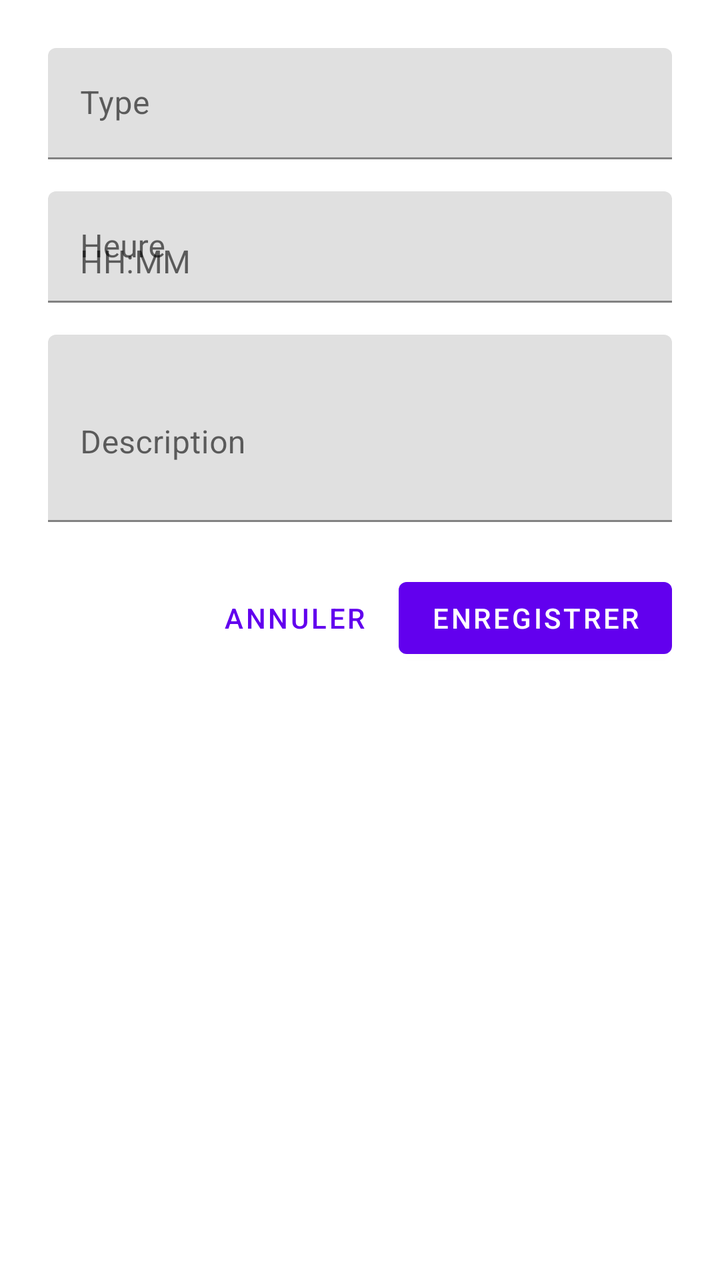
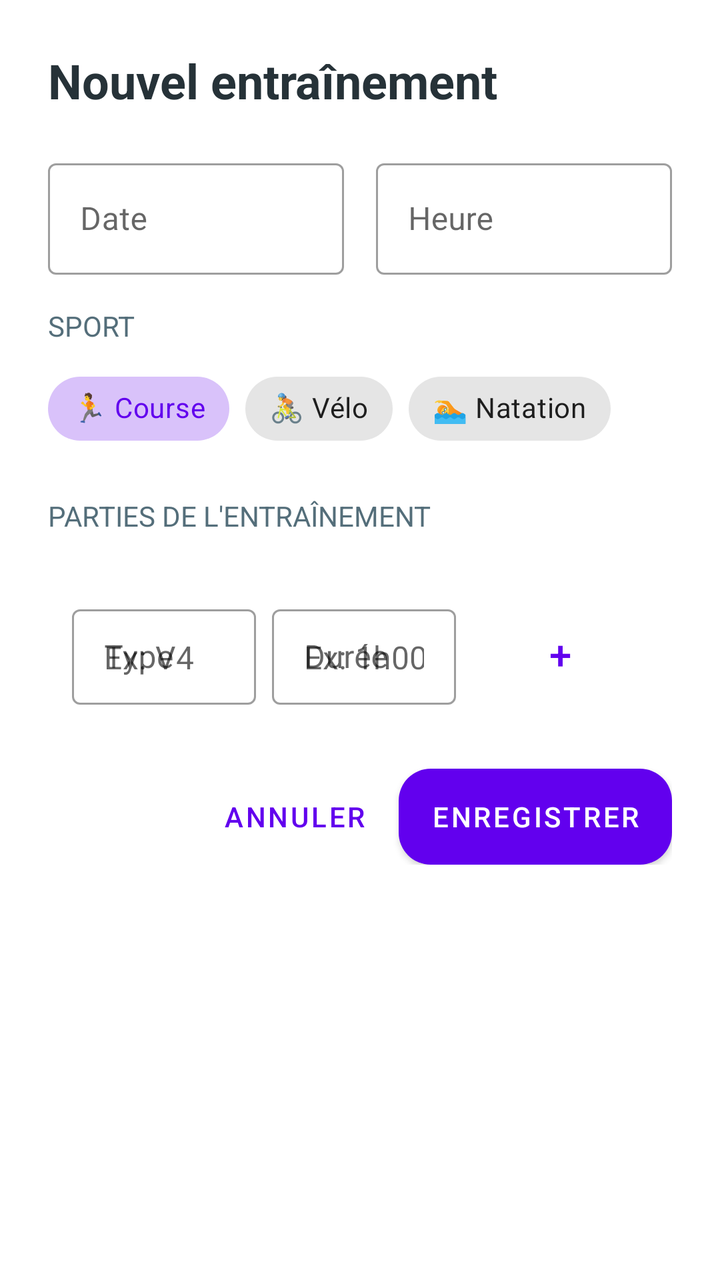

Two renders of the same Android screen: before a commit and after it. Below are the layout's source before the change and the commit's diff.
<!-- AndroidManifest.xml: application theme Theme.TriPrepApp -->
<!-- res/layout/dialog_add_training.xml -->
<?xml version="1.0" encoding="utf-8"?>
<LinearLayout xmlns:android="http://schemas.android.com/apk/res/android"
    android:layout_width="match_parent"
    android:layout_height="wrap_content"
    android:orientation="vertical"
    android:padding="24dp">

    <com.google.android.material.textfield.TextInputLayout
        android:layout_width="match_parent"
        android:layout_height="wrap_content"
        android:hint="@string/training_type">

        <com.google.android.material.textfield.TextInputEditText
            android:id="@+id/typeInput"
            android:layout_width="match_parent"
            android:layout_height="wrap_content"/>
    </com.google.android.material.textfield.TextInputLayout>

    <com.google.android.material.textfield.TextInputLayout
        android:layout_width="match_parent"
        android:layout_height="wrap_content"
        android:layout_marginTop="16dp"
        android:hint="@string/training_time">

        <com.google.android.material.textfield.TextInputEditText
            android:id="@+id/timeInput"
            android:layout_width="match_parent"
            android:layout_height="wrap_content"
            android:hint="HH:MM"/>
    </com.google.android.material.textfield.TextInputLayout>

    <com.google.android.material.textfield.TextInputLayout
        android:layout_width="match_parent"
        android:layout_height="wrap_content"
        android:layout_marginTop="16dp"
        android:hint="@string/training_description">

        <com.google.android.material.textfield.TextInputEditText
            android:id="@+id/descriptionInput"
            android:layout_width="match_parent"
            android:layout_height="wrap_content"
            android:minLines="3"/>
    </com.google.android.material.textfield.TextInputLayout>

    <LinearLayout
        android:layout_width="match_parent"
        android:layout_height="wrap_content"
        android:orientation="horizontal"
        android:layout_marginTop="24dp"
        android:gravity="end">

        <com.google.android.material.button.MaterialButton
            android:id="@+id/cancelButton"
            android:layout_width="wrap_content"
            android:layout_height="wrap_content"
            android:text="@string/cancel"
            style="@style/Widget.MaterialComponents.Button.TextButton"/>

        <com.google.android.material.button.MaterialButton
            android:id="@+id/saveButton"
            android:layout_width="wrap_content"
            android:layout_height="wrap_content"
            android:text="@string/save"
            android:layout_marginStart="8dp"/>
    </LinearLayout>

</LinearLayout>
<!-- resources referenced by this layout -->
<resources>
  <string name="cancel">Annuler</string>
  <string name="save">Enregistrer</string>
  <string name="training_description">Description</string>
  <string name="training_time">Heure</string>
  <string name="training_type">Type</string>
  <style name="Theme.TriPrepApp" parent="Theme.MaterialComponents.DayNight.DarkActionBar">
          <item name="colorPrimary">@color/purple_500</item>
          <item name="colorPrimaryVariant">@color/purple_700</item>
          <item name="colorOnPrimary">@color/white</item>
          <item name="colorSecondary">@color/teal_200</item>
          <item name="colorSecondaryVariant">@color/teal_700</item>
          <item name="colorOnSecondary">@color/black</item>
          <item name="android:statusBarColor">?attr/colorPrimaryVariant</item>
      </style>
  <color name="purple_500">#FF6200EE</color>
  <color name="purple_700">#FF3700B3</color>
  <color name="white">#FFFFFFFF</color>
  <color name="teal_200">#FF03DAC5</color>
  <color name="teal_700">#FF018786</color>
  <color name="black">#FF000000</color>
</resources>

<!-- the commit's change to res/layout/dialog_add_training.xml (unified diff, before → after) -->
@@ -1,67 +1,205 @@
 <?xml version="1.0" encoding="utf-8"?>
-<LinearLayout xmlns:android="http://schemas.android.com/apk/res/android"
+<ScrollView xmlns:android="http://schemas.android.com/apk/res/android"
+    xmlns:app="http://schemas.android.com/apk/res-auto"
     android:layout_width="match_parent"
     android:layout_height="wrap_content"
-    android:orientation="vertical"
-    android:padding="24dp">
-
-    <com.google.android.material.textfield.TextInputLayout
-        android:layout_width="match_parent"
-        android:layout_height="wrap_content"
-        android:hint="@string/training_type">
-
-        <com.google.android.material.textfield.TextInputEditText
-            android:id="@+id/typeInput"
-            android:layout_width="match_parent"
-            android:layout_height="wrap_content"/>
-    </com.google.android.material.textfield.TextInputLayout>
-
-    <com.google.android.material.textfield.TextInputLayout
-        android:layout_width="match_parent"
-        android:layout_height="wrap_content"
-        android:layout_marginTop="16dp"
-        android:hint="@string/training_time">
-
-        <com.google.android.material.textfield.TextInputEditText
-            android:id="@+id/timeInput"
-            android:layout_width="match_parent"
-            android:layout_height="wrap_content"
-            android:hint="HH:MM"/>
-    </com.google.android.material.textfield.TextInputLayout>
-
-    <com.google.android.material.textfield.TextInputLayout
-        android:layout_width="match_parent"
-        android:layout_height="wrap_content"
-        android:layout_marginTop="16dp"
-        android:hint="@string/training_description">
-
-        <com.google.android.material.textfield.TextInputEditText
-            android:id="@+id/descriptionInput"
-            android:layout_width="match_parent"
-            android:layout_height="wrap_content"
-            android:minLines="3"/>
-    </com.google.android.material.textfield.TextInputLayout>
+    android:background="@drawable/bg_glass_card">
 
     <LinearLayout
         android:layout_width="match_parent"
         android:layout_height="wrap_content"
-        android:orientation="horizontal"
-        android:layout_marginTop="24dp"
-        android:gravity="end">
-
-        <com.google.android.material.button.MaterialButton
-            android:id="@+id/cancelButton"
+        android:orientation="vertical"
+        android:padding="24dp">
+
+        <TextView
             android:layout_width="wrap_content"
             android:layout_height="wrap_content"
-            android:text="@string/cancel"
-            style="@style/Widget.MaterialComponents.Button.TextButton"/>
-
-        <com.google.android.material.button.MaterialButton
-            android:id="@+id/saveButton"
+            android:text="Nouvel entraînement"
+            android:textSize="24sp"
+            android:textStyle="bold"
+            android:textColor="@color/text_primary"
+            android:layout_marginBottom="20dp"/>
+
+        
+        <LinearLayout
+            android:layout_width="match_parent"
+            android:layout_height="wrap_content"
+            android:orientation="horizontal"
+            android:layout_marginBottom="16dp">
+
+            <com.google.android.material.textfield.TextInputLayout
+                android:id="@+id/dateInputLayout"
+                android:layout_width="0dp"
+                android:layout_height="wrap_content"
+                android:layout_weight="1"
+                android:hint="Date"
+                android:layout_marginEnd="8dp"
+                style="@style/Widget.MaterialComponents.TextInputLayout.OutlinedBox">
+
+                <com.google.android.material.textfield.TextInputEditText
+                    android:id="@+id/dateInput"
+                    android:layout_width="match_parent"
+                    android:layout_height="wrap_content"
+                    android:focusable="false"
+                    android:clickable="true"
+                    android:inputType="none"/>
+            </com.google.android.material.textfield.TextInputLayout>
+
+            <com.google.android.material.textfield.TextInputLayout
+                android:id="@+id/timeInputLayout"
+                android:layout_width="0dp"
+                android:layout_height="wrap_content"
+                android:layout_weight="1"
+                android:hint="Heure"
+                android:layout_marginStart="8dp"
+                style="@style/Widget.MaterialComponents.TextInputLayout.OutlinedBox">
+
+                <com.google.android.material.textfield.TextInputEditText
+                    android:id="@+id/timeInput"
+                    android:layout_width="match_parent"
+                    android:layout_height="wrap_content"
+                    android:focusable="false"
+                    android:clickable="true"
+                    android:inputType="none"/>
+            </com.google.android.material.textfield.TextInputLayout>
+        </LinearLayout>
+
+        
+        <TextView
             android:layout_width="wrap_content"
             android:layout_height="wrap_content"
-            android:text="@string/save"
-            android:layout_marginStart="8dp"/>
+            android:text="Sport"
+            android:textSize="14sp"
+            android:textColor="@color/text_secondary"
+            android:textAllCaps="true"
+            android:layout_marginBottom="8dp"/>
+
+        <com.google.android.material.chip.ChipGroup
+            android:id="@+id/sportChipGroup"
+            android:layout_width="match_parent"
+            android:layout_height="wrap_content"
+            android:layout_marginBottom="20dp"
+            app:singleSelection="true"
+            app:chipSpacingHorizontal="8dp">
+
+            <com.google.android.material.chip.Chip
+                android:id="@+id/chipRunning"
+                android:layout_width="wrap_content"
+                android:layout_height="wrap_content"
+                android:text="🏃 Course"
+                android:checkable="true"
+                android:checked="true"
+                style="@style/Widget.MaterialComponents.Chip.Choice"/>
+
+            <com.google.android.material.chip.Chip
+                android:id="@+id/chipCycling"
+                android:layout_width="wrap_content"
+                android:layout_height="wrap_content"
+                android:text="🚴 Vélo"
+                android:checkable="true"
+                style="@style/Widget.MaterialComponents.Chip.Choice"/>
+
+            <com.google.android.material.chip.Chip
+                android:id="@+id/chipSwimming"
+                android:layout_width="wrap_content"
+                android:layout_height="wrap_content"
+                android:text="🏊 Natation"
+                android:checkable="true"
+                style="@style/Widget.MaterialComponents.Chip.Choice"/>
+        </com.google.android.material.chip.ChipGroup>
+
+        
+        <TextView
+            android:layout_width="wrap_content"
+            android:layout_height="wrap_content"
+            android:text="Parties de l'entraînement"
+            android:textSize="14sp"
+            android:textColor="@color/text_secondary"
+            android:textAllCaps="true"
+            android:layout_marginBottom="8dp"/>
+
+        
+        <androidx.recyclerview.widget.RecyclerView
+            android:id="@+id/partsRecyclerView"
+            android:layout_width="match_parent"
+            android:layout_height="wrap_content"
+            android:layout_marginBottom="12dp"
+            android:nestedScrollingEnabled="false"/>
+
+        
+        <LinearLayout
+            android:layout_width="match_parent"
+            android:layout_height="wrap_content"
+            android:orientation="horizontal"
+            android:background="@drawable/bg_glass_card"
+            android:padding="12dp"
+            android:layout_marginBottom="20dp"
+            android:elevation="2dp">
+
+            <com.google.android.material.textfield.TextInputLayout
+                android:layout_width="0dp"
+                android:layout_height="wrap_content"
+                android:layout_weight="1"
+                android:hint="Type"
+                android:layout_marginEnd="8dp"
+                style="@style/Widget.MaterialComponents.TextInputLayout.OutlinedBox.Dense">
+
+                <com.google.android.material.textfield.TextInputEditText
+                    android:id="@+id/partTypeInput"
+                    android:layout_width="match_parent"
+                    android:layout_height="wrap_content"
+                    android:inputType="text"
+                    android:hint="Ex: V4"/>
+            </com.google.android.material.textfield.TextInputLayout>
+
+            <com.google.android.material.textfield.TextInputLayout
+                android:layout_width="0dp"
+                android:layout_height="wrap_content"
+                android:layout_weight="1"
+                android:hint="Durée"
+                android:layout_marginEnd="8dp"
+                style="@style/Widget.MaterialComponents.TextInputLayout.OutlinedBox.Dense">
+
+                <com.google.android.material.textfield.TextInputEditText
+                    android:id="@+id/partDurationInput"
+                    android:layout_width="match_parent"
+                    android:layout_height="wrap_content"
+                    android:inputType="text"
+                    android:hint="Ex: 1h00"/>
+            </com.google.android.material.textfield.TextInputLayout>
+
+            <com.google.android.material.button.MaterialButton
+                android:id="@+id/btnAddPart"
+                android:layout_width="wrap_content"
+                android:layout_height="wrap_content"
+                android:text="+"
+                android:textSize="20sp"
+                app:cornerRadius="12dp"
+                style="@style/Widget.MaterialComponents.Button.TextButton"/>
+        </LinearLayout>
+
+        
+        <LinearLayout
+            android:layout_width="match_parent"
+            android:layout_height="wrap_content"
+            android:orientation="horizontal"
+            android:gravity="end">
+
+            <com.google.android.material.button.MaterialButton
+                android:id="@+id/btnCancel"
+                android:layout_width="wrap_content"
+                android:layout_height="wrap_content"
+                android:text="Annuler"
+                android:layout_marginEnd="8dp"
+                style="@style/Widget.MaterialComponents.Button.TextButton"/>
+
+            <com.google.android.material.button.MaterialButton
+                android:id="@+id/btnSave"
+                android:layout_width="wrap_content"
+                android:layout_height="wrap_content"
+                android:text="Enregistrer"
+                android:background="@drawable/bg_button_rounded"/>
+        </LinearLayout>
+
     </LinearLayout>
-
-</LinearLayout>
+</ScrollView>
<!-- resource entries referenced after the edit -->
@@ -1,10 +1,27 @@
 <!-- resources referenced by this layout -->
 <resources>
-  <string name="cancel">Annuler</string>
-  <string name="save">Enregistrer</string>
-  <string name="training_description">Description</string>
-  <string name="training_time">Heure</string>
-  <string name="training_type">Type</string>
+  <color name="text_primary">#263238</color>
+  <color name="text_secondary">#546E7A</color>
+  <!-- drawable bg_button_rounded (drawable) -->
+  <?xml version="1.0" encoding="utf-8"?>
+  <ripple xmlns:android="http://schemas.android.com/apk/res/android"
+      android:color="@color/glass_overlay">
+      <item>
+          <shape android:shape="rectangle">
+              <solid android:color="@color/ocean_blue"/>
+              <corners android:radius="16dp"/>
+          </shape>
+      </item>
+  </ripple>
+  <!-- drawable bg_glass_card (drawable) -->
+  <?xml version="1.0" encoding="utf-8"?>
+  <shape xmlns:android="http://schemas.android.com/apk/res/android">
+      <solid android:color="@color/glass_card"/>
+      <corners android:radius="24dp"/>
+      <stroke
+          android:width="1dp"
+          android:color="#40FFFFFF"/>
+  </shape>
   <style name="Theme.TriPrepApp" parent="Theme.MaterialComponents.DayNight.DarkActionBar">
           <item name="colorPrimary">@color/purple_500</item>
           <item name="colorPrimaryVariant">@color/purple_700</item>
@@ -14,6 +31,9 @@
           <item name="colorOnSecondary">@color/black</item>
           <item name="android:statusBarColor">?attr/colorPrimaryVariant</item>
       </style>
+  <color name="glass_overlay">#1A000000</color>
+  <color name="ocean_blue">#29B6F6</color>
+  <color name="glass_card">#DEFFFFFF</color>
   <color name="purple_500">#FF6200EE</color>
   <color name="purple_700">#FF3700B3</color>
   <color name="white">#FFFFFFFF</color>
